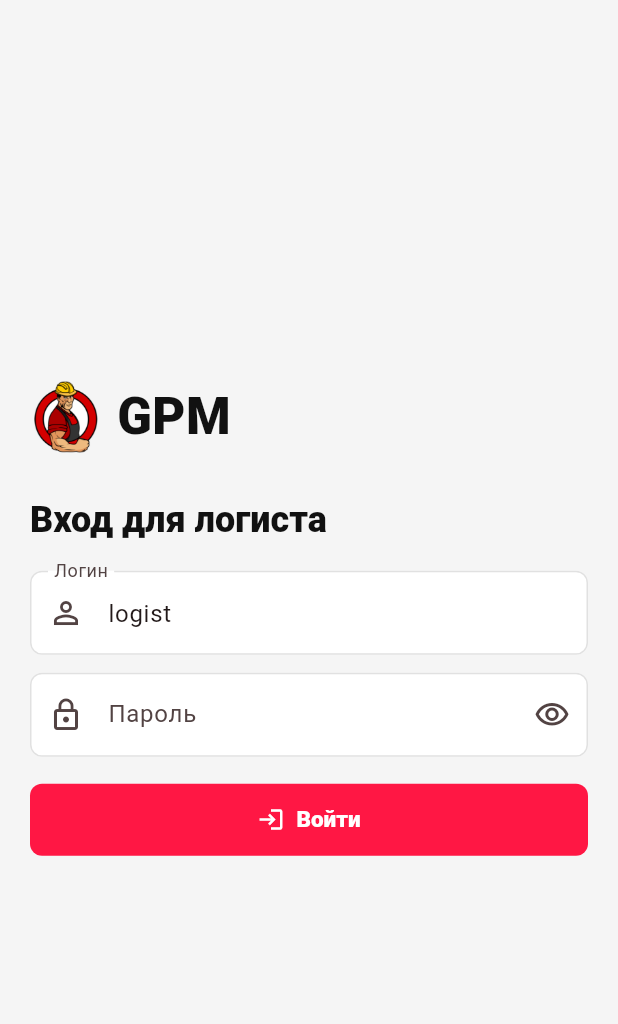
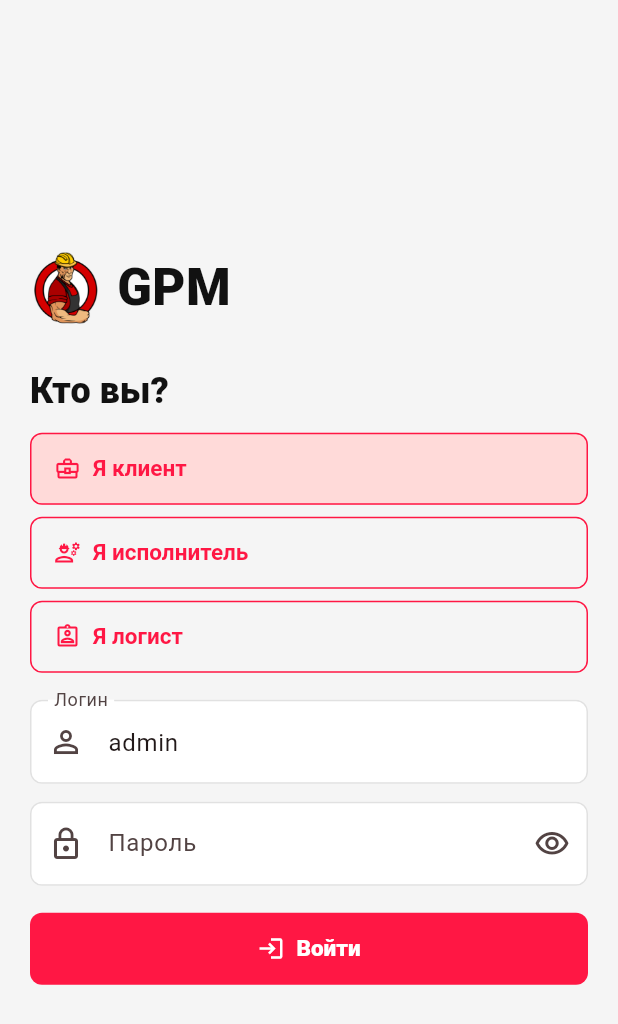
Before and after one commit to tonimasite-dotcom/gpm_platform, a Flutter app: the GpmLoginScreen screen opened directly with empty values, on a phone screen of 412 x 824 dp. Shown: the top 1024 px of the screen. Run offline on Flutter 3.47's test engine with Material 3 defaults, Android fonts, the phone set to English and light mode, and no system bars; our stand-ins replace flutter_dotenv, web; network calls fail; Roboto replaces fonts that are missing (Arial).

Commit message:
Add role selection to app login

```diff
--- a/lib/screens/auth/login_screen.dart
+++ b/lib/screens/auth/login_screen.dart
@@ -16,10 +16,11 @@ class GpmLoginScreen extends StatefulWidget {
 }
 
 class _GpmLoginScreenState extends State<GpmLoginScreen> {
-  final _usernameController = TextEditingController(text: 'logist');
+  final _usernameController = TextEditingController(text: 'admin');
   final _passwordController = TextEditingController();
   final _formKey = GlobalKey<FormState>();
 
+  String _role = 'client';
   bool _isLoading = false;
   bool _obscurePassword = true;
   String? _error;
@@ -42,6 +43,7 @@ class _GpmLoginScreenState extends State<GpmLoginScreen> {
     final result = await gpmApi.login(
       username: _usernameController.text,
       password: _passwordController.text,
+      role: _role,
     );
 
     if (!mounted) return;
@@ -94,8 +96,54 @@ class _GpmLoginScreenState extends State<GpmLoginScreen> {
                     ),
                     const SizedBox(height: 28),
                     Text(
-                      'Вход для логиста',
+                      'Кто вы?',
                       style: Theme.of(context).textTheme.headlineSmall,
+                    ),
+                    const SizedBox(height: 12),
+                    Column(
+                      children: [
+                        for (final option in const [
+                          (
+                            'client',
+                            'Я клиент',
+                            Icons.business_center_outlined,
+                          ),
+                          (
+                            'worker',
+                            'Я исполнитель',
+                            Icons.engineering_outlined,
+                          ),
+                          (
+                            'logist',
+                            'Я логист',
+                            Icons.assignment_ind_outlined,
+                          ),
+                        ]) ...[
+                          SizedBox(
+                            width: double.infinity,
+                            child: OutlinedButton.icon(
+                              onPressed: () =>
+                                  setState(() => _role = option.$1),
+                              style: OutlinedButton.styleFrom(
+                                alignment: Alignment.centerLeft,
+                                padding: const EdgeInsets.symmetric(
+                                  horizontal: 16,
+                                  vertical: 14,
+                                ),
+                                backgroundColor: _role == option.$1
+                                    ? Theme.of(context)
+                                        .colorScheme
+                                        .primaryContainer
+                                    : null,
+                              ),
+                              icon: Icon(option.$3),
+                              label: Text(option.$2),
+                            ),
+                          ),
+                          if (option.$1 != 'logist')
+                            const SizedBox(height: 8),
+                        ],
+                      ],
                     ),
                     const SizedBox(height: 18),
                     TextFormField(
```
Also changed, not shown: lib/main.dart (+23 -6 lines), lib/services/gpm_api_service.dart (+10 -0 lines), 1 other file.
